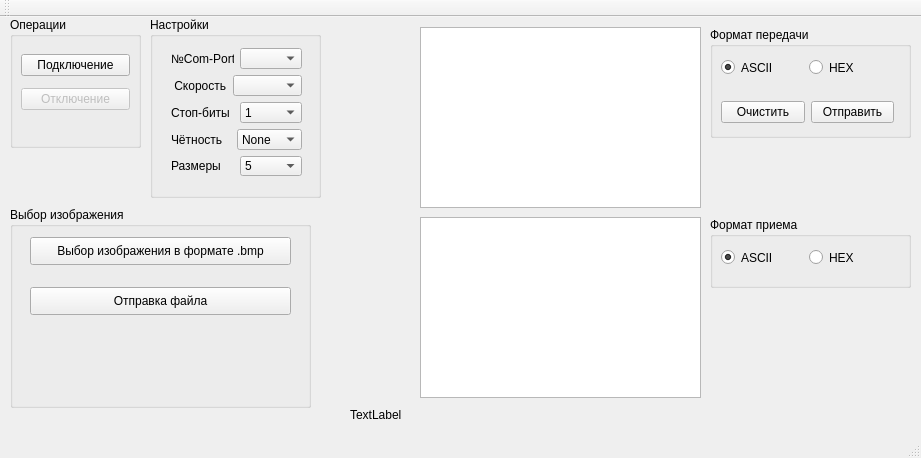
Above: mainwindow.ui from irendoro/practice before the change. Below: the same form after it.
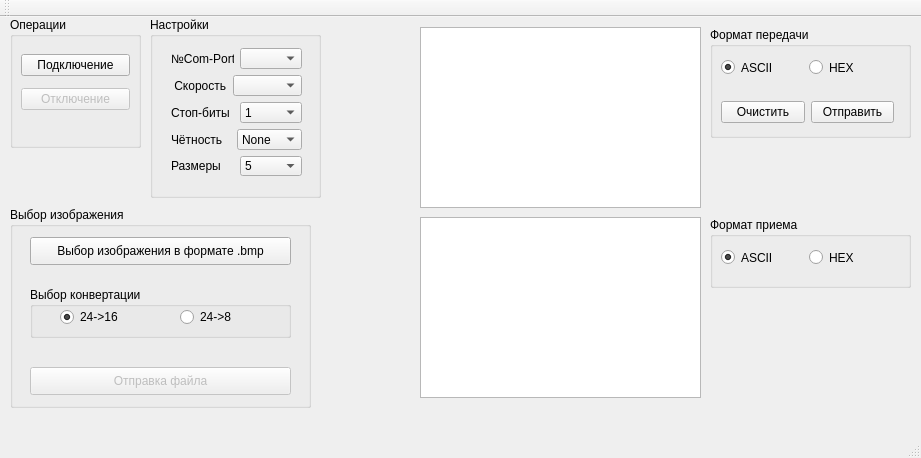
That is the form after the change.

```diff
--- a/mainwindow.ui
+++ b/mainwindow.ui
@@ -370,10 +370,13 @@
      </property>
     </widget>
     <widget class="QPushButton" name="sendFile">
+     <property name="enabled">
+      <bool>false</bool>
+     </property>
      <property name="geometry">
       <rect>
        <x>20</x>
-       <y>80</y>
+       <y>160</y>
        <width>261</width>
        <height>28</height>
       </rect>
@@ -382,19 +385,51 @@
       <string>Отправка файла</string>
      </property>
     </widget>
-   </widget>
-   <widget class="QLabel" name="label_6">
+    <widget class="QGroupBox" name="chooseConvertation">
+     <property name="enabled">
+      <bool>true</bool>
+     </property>
+     <property name="geometry">
+      <rect>
+       <x>20</x>
+       <y>80</y>
+       <width>261</width>
+       <height>51</height>
+      </rect>
+     </property>
+     <property name="title">
+      <string>Выбор конвертации</string>
+     </property>
+     <widget class="QRadioButton" name="radioButtonColor">
+      <property name="geometry">
+       <rect>
+        <x>30</x>
+        <y>20</y>
+        <width>95</width>
+        <height>20</height>
+       </rect>
+      </property>
+      <property name="text">
+       <string>24-&gt;16</string>
+      </property>
+      <property name="checked">
+       <bool>true</bool>
+      </property>
+     </widget>
+     <widget class="QRadioButton" name="radioButtonMono">
     <property name="geometry">
      <rect>
-      <x>350</x>
-      <y>390</y>
-      <width>55</width>
-      <height>16</height>
+        <x>150</x>
+        <y>20</y>
+        <width>95</width>
+        <height>20</height>
      </rect>
     </property>
     <property name="text">
-     <string>TextLabel</string>
-    </property>
+       <string>24-&gt;8</string>
+      </property>
+     </widget>
+    </widget>
    </widget>
   </widget>
   <widget class="QMenuBar" name="menuBar">
```
Lines whose indentation alone changed are shown as unchanged.
